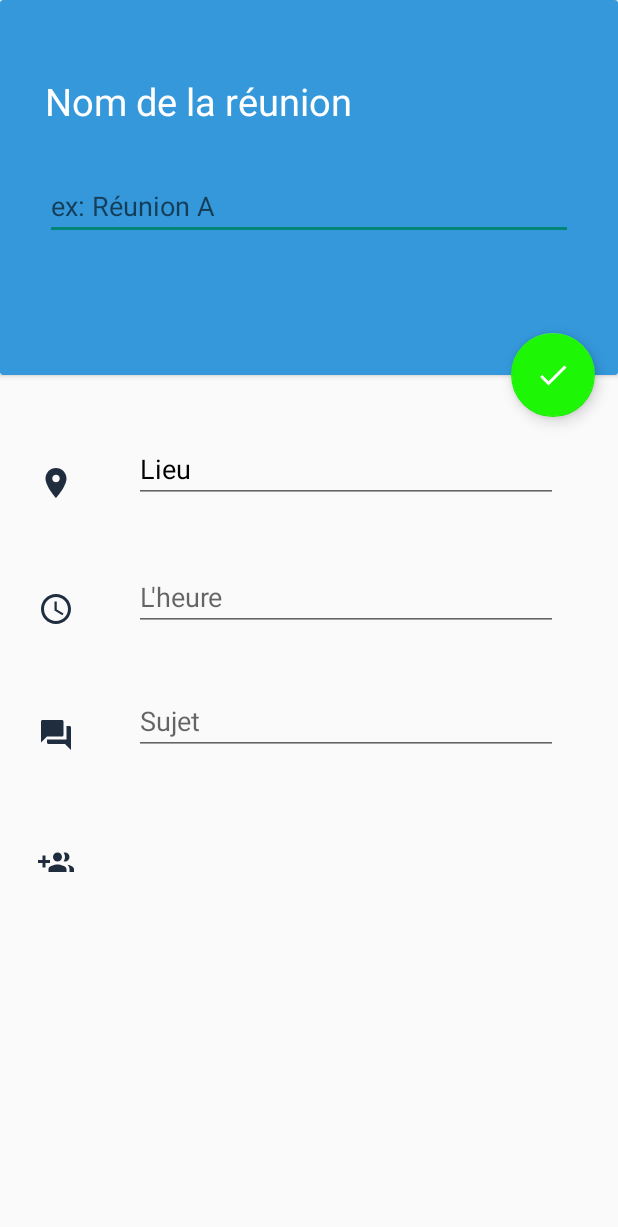
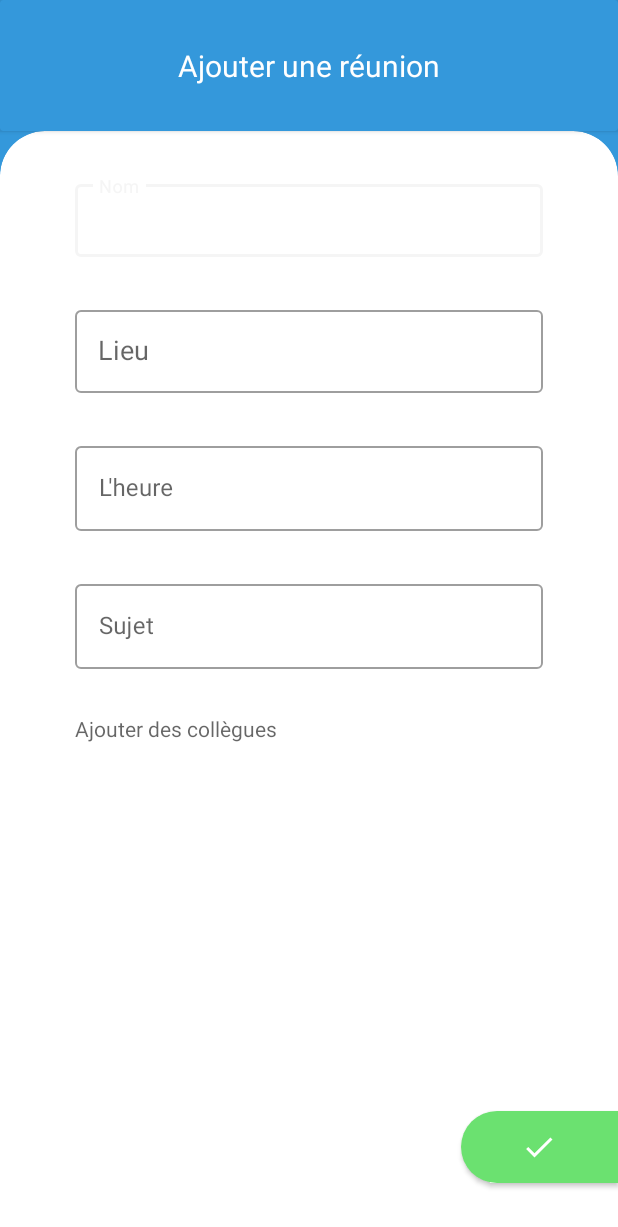
Before and after one commit to fouomene/Mareu, an Android app: the screen it shows after launch (AddMeetingActivity), after a tap on an icon or button, on a phone screen of 412 x 824 dp. Shown: the top 1227 px of the screen. Run offline under Robolectric (Android 15) with nearby library versions, the phone set to English and light mode, and no system bars; our stand-ins replace ButterKnife; libraries missing offline, so code that uses them is left out: com.hootsuite.nachos; plain views replace NachoTextView; 2 statements that could not run were skipped.

Commit message:
1.2.0 - New Design for AddMeetingActivity

```diff
--- a/app/build.gradle
+++ b/app/build.gradle
@@ -37,7 +37,7 @@ dependencies {
     testImplementation 'junit:junit:4.12'
     androidTestImplementation 'androidx.test.ext:junit:1.1.1'
     androidTestImplementation 'androidx.test.espresso:espresso-core:3.2.0'
-    implementation 'com.google.android.material:material:1.1.0'
+    implementation 'com.google.android.material:material:1.0.0-beta01'
 
     implementation 'com.jakewharton:butterknife:10.2.1'
     annotationProcessor 'com.jakewharton:butterknife-compiler:10.2.1'
--- a/app/src/main/java/com/developpeuseoc/mareu/model/CoWorker.java
+++ /dev/null
@@ -1,47 +0,0 @@
-package com.developpeuseoc.mareu.model;
-
-public class CoWorker {
-
-    private String avatarUrl;
-    private String name;
-    private String email;
-    private boolean isSelected;
-
-    public CoWorker(String avatarUrl, String name, String email) {
-        this.avatarUrl = avatarUrl;
-        this.name = name;
-        this.email = email;
-    }
-
-    public String getAvatarUrl() {
-        return avatarUrl;
-    }
-
-    public void setAvatarUrl(String avatarUrl) {
-        this.avatarUrl = avatarUrl;
-    }
-
-    public String getName() {
-        return name;
-    }
-
-    public void setName(String nom) {
-        this.name = name;
-    }
-
-    public String getEmail() {
-        return email;
-    }
-
-    public void setEmail(String email) {
-        this.email = email;
-    }
-
-    public void setSelected(boolean selected) {
-        isSelected = selected;
-    }
-
-    public boolean isSelected() {
-        return isSelected;
-    }
-}
--- a/app/src/main/java/com/developpeuseoc/mareu/model/Meeting.java
+++ b/app/src/main/java/com/developpeuseoc/mareu/model/Meeting.java
@@ -9,9 +9,9 @@ public class Meeting {
     private Date meetingTime;
     private String meetingPlace;
     private String topic;
-    private List<CoWorker> coWorkerList = new ArrayList<>();
+    private List<String> coWorkerList = new ArrayList<>();
 
-    public Meeting(Date meetingTime, String meetingPlace, String topic, List<CoWorker> coWorkerList) {
+    public Meeting(Date meetingTime, String meetingPlace, String topic, List<String> coWorkerList) {
         this.meetingTime = meetingTime;
         this.meetingPlace = meetingPlace;
         this.topic = topic;
@@ -42,11 +42,11 @@ public class Meeting {
         this.topic = topic;
     }
 
-    public List<CoWorker> getCoWorkerList() {
+    public List<String> getCoWorkerList() {
         return coWorkerList;
     }
 
-    public void setCoWorkerList(List<CoWorker> coWorkerList) {
+    public void setCoWorkerList(List<String> coWorkerList) {
         this.coWorkerList = coWorkerList;
     }
 }
--- a/app/src/main/java/com/developpeuseoc/mareu/service/ApiService.java
+++ b/app/src/main/java/com/developpeuseoc/mareu/service/ApiService.java
@@ -1,19 +1,9 @@
 package com.developpeuseoc.mareu.service;
-
-import com.developpeuseoc.mareu.model.CoWorker;
 
 import java.util.List;
 
 public interface ApiService {
 
-    public List<CoWorker> getCoWorkers();
-
-    public List<CoWorker> getCoWorkersToAdd();
-
-    public void addCoWorkersToAdd(CoWorker coWorker);
-
-    public void deleteCoWorkersToAdd(CoWorker coWorker);
-
-    public void initCoWorkersToAdd();
+    //Meeting
 
 }
--- a/app/src/main/java/com/developpeuseoc/mareu/service/FakeApiService.java
+++ b/app/src/main/java/com/developpeuseoc/mareu/service/FakeApiService.java
@@ -1,6 +1,5 @@
 package com.developpeuseoc.mareu.service;
 
-import com.developpeuseoc.mareu.model.CoWorker;
 import com.developpeuseoc.mareu.model.Meeting;
 
 import java.util.ArrayList;
@@ -8,37 +7,6 @@ import java.util.List;
 
 public class FakeApiService implements ApiService{
 
-    private List<CoWorker> coWorkers = FakeApiServiceGenerator.generateCoWorkers();
-    private List<Meeting> meetingList = new ArrayList<>();
-    private List<CoWorker> coWorkersToAdd = new ArrayList<>();
-
-    /**
-     * Return a list of {@link CoWorker}
-     * Those users must be generated by {@link FakeApiServiceGenerator}
-     */
-    @Override
-    public List<CoWorker> getCoWorkers() {
-        return coWorkers;
-    }
-
-    @Override
-    public List<CoWorker> getCoWorkersToAdd() {
-        return coWorkersToAdd;
-    }
-
-    @Override
-    public void addCoWorkersToAdd(CoWorker coWorker) {
-        coWorkersToAdd.add(coWorker);
-    }
-
-    @Override
-    public void deleteCoWorkersToAdd(CoWorker coWorker) {
-        coWorkersToAdd.remove(coWorker);
-    }
-
-    @Override
-    public void initCoWorkersToAdd() {
-        coWorkersToAdd.clear();
-    }
+    //private List<Meeting> meetingList = new ArrayList<>();
 
 }
--- a/app/src/main/java/com/developpeuseoc/mareu/service/FakeApiServiceGenerator.java
+++ b/app/src/main/java/com/developpeuseoc/mareu/service/FakeApiServiceGenerator.java
@@ -1,33 +1,10 @@
 package com.developpeuseoc.mareu.service;
-
-import com.developpeuseoc.mareu.model.CoWorker;
 
 import java.util.ArrayList;
 import java.util.Arrays;
-import java.util.HashMap;
 import java.util.List;
-import java.util.Map;
 
 public class FakeApiServiceGenerator {
-
-    public static List<CoWorker> DUMMY_COWORKERS = Arrays.asList(
-            new CoWorker("https://images.pexels.com/photos/937481/pexels-photo-937481.jpeg?auto=compress&cs=tinysrgb&dpr=2&h=650&w=940","Maxime", "maxime@lamzone.com"),
-            new CoWorker("https://images.pexels.com/photos/842567/pexels-photo-842567.jpeg?auto=compress&cs=tinysrgb&dpr=2&h=650&w=940","Paul", "paul@lamzone.com"),
-            new CoWorker("https://images.pexels.com/photos/1181690/pexels-photo-1181690.jpeg?auto=compress&cs=tinysrgb&dpr=1&w=500","Amandine", "amandine@lamzone.com"),
-            new CoWorker("https://images.pexels.com/photos/716411/pexels-photo-716411.jpeg?auto=compress&cs=tinysrgb&dpr=2&h=650&w=940","Alexandre", "alexandre@lamzone.com"),
-            new CoWorker("https://images.pexels.com/photos/1586996/pexels-photo-1586996.jpeg?auto=compress&cs=tinysrgb&dpr=1&w=500","Brice", "brice@lamzone.com"),
-            new CoWorker("https://images.pexels.com/photos/3785419/pexels-photo-3785419.jpeg?auto=compress&cs=tinysrgb&dpr=1&w=500","Caroline", "caroline@lamzone.com"),
-            new CoWorker("https://images.pexels.com/photos/3752859/pexels-photo-3752859.jpeg?auto=compress&cs=tinysrgb&dpr=2&h=650&w=940","Francis", "francis@lamzone.com"),
-            new CoWorker("https://images.pexels.com/photos/733872/pexels-photo-733872.jpeg?auto=compress&cs=tinysrgb&dpr=1&w=500","Alexandra", "alexandra@lamzone.com"),
-            new CoWorker("https://images.pexels.com/photos/1586973/pexels-photo-1586973.jpeg?auto=compress&cs=tinysrgb&dpr=1&w=500","Marie", "marie@lamzone.com"),
-            new CoWorker("https://images.pexels.com/photos/2381069/pexels-photo-2381069.jpeg?auto=compress&cs=tinysrgb&dpr=1&w=500","Laurine", "laurine@lamzone.com"),
-            new CoWorker("https://images.pexels.com/photos/840916/pexels-photo-840916.jpeg?auto=compress&cs=tinysrgb&dpr=1&w=500","Axel", "axel@lamzone.com"),
-            new CoWorker("https://images.pexels.com/photos/2216607/pexels-photo-2216607.jpeg?auto=compress&cs=tinysrgb&dpr=1&w=500","Steve", "steve@lamzone.com")
-    );
-
-    static List<CoWorker> generateCoWorkers() {
-        return new ArrayList<CoWorker>(DUMMY_COWORKERS);
-    }
 
     public static List<String> DUMMY_PLACES = Arrays.asList(
             "Soleil",
--- a/app/src/main/java/com/developpeuseoc/mareu/ui_meeting_list/AddMeetingActivity.java
+++ b/app/src/main/java/com/developpeuseoc/mareu/ui_meeting_list/AddMeetingActivity.java
@@ -2,74 +2,81 @@ package com.developpeuseoc.mareu.ui_meeting_list;
 
 import androidx.appcompat.app.AppCompatActivity;
 import androidx.core.app.ActivityCompat;
-import androidx.fragment.app.FragmentActivity;
 
 import android.app.Activity;
-import android.content.Context;
+import android.app.TimePickerDialog;
+import android.content.DialogInterface;
 import android.content.Intent;
 import android.os.Bundle;
 import android.view.View;
 import android.widget.ArrayAdapter;
 import android.widget.AutoCompleteTextView;
 import android.widget.Button;
-import android.widget.EditText;
-import android.widget.ListView;
+import android.widget.TimePicker;
 
-import com.developpeuseoc.mareu.DI.DI;
 import com.developpeuseoc.mareu.R;
-import com.developpeuseoc.mareu.model.CoWorker;
-import com.developpeuseoc.mareu.service.ApiService;
+import com.developpeuseoc.mareu.service.FakeApiService;
 import com.developpeuseoc.mareu.service.FakeApiServiceGenerator;
+import com.google.android.material.textfield.TextInputEditText;
 import com.hootsuite.nachos.NachoTextView;
 import com.hootsuite.nachos.terminator.ChipTerminatorHandler;
 
-import java.util.ArrayList;
-import java.util.Date;
-import java.util.List;
+import java.util.Calendar;
 
-import butterknife.BindView;
-import butterknife.ButterKnife;
+import static java.security.AccessController.getContext;
 
 public class AddMeetingActivity extends AppCompatActivity {
 
-    @BindView(R.id.nameMeetingEditText)
-    EditText nameMeetingEditText;
-
-    @BindView(R.id.placeAutoCompleteTextView)
-    AutoCompleteTextView placeAutoCompleteTextView;
-
-    @BindView(R.id.timeEditText)
-    EditText timeEditText;
-
-    @BindView(R.id.topicEditText)
-    EditText topicEditText;
-
-    @BindView(R.id.email_nacho_text_view)
+    TextInputEditText nameMeetingEditText;
+    AutoCompleteTextView autoCompleteTextView;
+    TextInputEditText timeEditText;
+    TextInputEditText topicEditText;
     NachoTextView emailNachoTextView;
-
-    List<CoWorker> coWorkerList_add = new ArrayList<>();
-
-    private Context mContext;
-    ApiService mApiService;
+    Button addNewMeetingButton;
 
     @Override
     protected void onCreate(Bundle savedInstanceState) {
         super.onCreate(savedInstanceState);
         setContentView(R.layout.activity_add_meeting);
-        ButterKnife.bind(this);
-        mApiService = DI.getCoWorkersApiService();
 
-        String nameMeeting = nameMeetingEditText.getText().toString();
+        //FindViewByID
+        nameMeetingEditText = findViewById(R.id.nameMeetingEditText);
+        autoCompleteTextView = findViewById(R.id.autoCompleteTextView);
+        timeEditText = findViewById(R.id.timeEditText);
+        topicEditText = findViewById(R.id.topicEditText);
+        emailNachoTextView = findViewById(R.id.email_nacho_text_view);
+        addNewMeetingButton = findViewById(R.id.addNewMeetingButton);
 
+        //New meeting
+
+        //AutoCompleteTextView
         ArrayAdapter<String> adapter = new ArrayAdapter<String>(this,
                 android.R.layout.simple_dropdown_item_1line, FakeApiServiceGenerator.DUMMY_PLACES);
-        placeAutoCompleteTextView.setAdapter(adapter);
+        autoCompleteTextView.setAdapter(adapter);
 
-        String placeMeeting = placeAutoCompleteTextView.getText().toString();
-        String timeMeeting = timeEditText.getText().toString();
-        String topicMeeting = topicEditText.getText().toString();
+        //Email
+        emailNachoTextView.addChipTerminator('\n', ChipTerminatorHandler.BEHAVIOR_CHIPIFY_ALL);
 
-        emailNachoTextView.addChipTerminator('\n', ChipTerminatorHandler.BEHAVIOR_CHIPIFY_ALL);
+        //Time
+        timeEditText.setOnClickListener(new View.OnClickListener() {
+            @Override
+            public void onClick(View v) {
+                // TODO Auto-generated method stub
+                Calendar mcurrentTime = Calendar.getInstance();
+                int hour = mcurrentTime.get(Calendar.HOUR_OF_DAY);
+                int minute = mcurrentTime.get(Calendar.MINUTE);
+                TimePickerDialog mTimePicker;
+                mTimePicker = new TimePickerDialog(AddMeetingActivity.this, new TimePickerDialog.OnTimeSetListener() {
+                    @Override
+                    public void onTimeSet(TimePicker timePicker, int selectedHour, int selectedMinute) {
+                        timeEditText.setText( selectedHour + ":" + selectedMinute);
+                    }
+                }, hour, minute, true);//Yes 24 hour time
+                mTimePicker.setTitle("Select Time");
+                mTimePicker.show();
+
+            }
+        });
     }
 
     /**
--- /dev/null
+++ b/app/src/main/res/drawable/btn_capsule_shape.xml
@@ -0,0 +1,13 @@
+<?xml version="1.0" encoding="utf-8"?>
+<shape xmlns:android="http://schemas.android.com/apk/res/android"
+    android:shape="rectangle">
+
+    <corners
+        android:bottomLeftRadius="30dp"
+        android:topLeftRadius="30dp" />
+
+    <solid android:color="#6BE170" />
+
+
+
+</shape>
--- /dev/null
+++ b/app/src/main/res/drawable/color_backgroud_drawable.xml
@@ -0,0 +1,17 @@
+<?xml version="1.0" encoding="utf-8"?>
+<layer-list xmlns:android="http://schemas.android.com/apk/res/android" >
+    <item android:bottom="20dp">
+        <shape android:shape="rectangle" >
+            <size android:height="100dp" />
+            <solid android:color="@color/colorPrimary" />
+        </shape>
+    </item>
+
+    <item android:top="300dp">
+        <shape android:shape="rectangle" >
+            <size android:height="10dp" />
+            <solid android:color="#ffffff" />
+        </shape>
+    </item>
+
+</layer-list>
--- /dev/null
+++ b/app/src/main/res/drawable/top_radius_cardview_shape.xml
@@ -0,0 +1,8 @@
+<?xml version="1.0" encoding="utf-8"?>
+<shape xmlns:android="http://schemas.android.com/apk/res/android">
+    <corners
+        android:bottomLeftRadius="30dp"
+        android:bottomRightRadius="30dp"
+        android:topLeftRadius="30dp"
+        android:topRightRadius="30dp" />
+</shape>
--- a/app/src/main/res/layout/activity_add_meeting.xml
+++ b/app/src/main/res/layout/activity_add_meeting.xml
@@ -1,23 +1,20 @@
 <?xml version="1.0" encoding="utf-8"?>
-<androidx.coordinatorlayout.widget.CoordinatorLayout
+<LinearLayout
     xmlns:android="http://schemas.android.com/apk/res/android"
     xmlns:app="http://schemas.android.com/apk/res-auto"
     xmlns:tools="http://schemas.android.com/tools"
     android:layout_width="match_parent"
     android:layout_height="match_parent"
     android:orientation="vertical"
+    android:background="@drawable/color_backgroud_drawable"
     tools:context=".ui_meeting_list.AddMeetingActivity">
-
-    <RelativeLayout
-        android:id="@+id/linearLayout"
-        android:layout_width="match_parent"
-        android:layout_height="match_parent">
 
     <androidx.cardview.widget.CardView
         android:id="@+id/nameMeetingCardView"
         android:layout_width="match_parent"
-            android:layout_height="250dp"
-            android:backgroundTint="@color/colorPrimary">
+        android:layout_height="wrap_content"
+        android:backgroundTint="@color/colorPrimary"
+        >
 
         <LinearLayout
             android:layout_width="match_parent"
@@ -27,117 +24,115 @@
             <TextView
                 android:layout_width="wrap_content"
                 android:layout_height="wrap_content"
-                    android:layout_marginLeft="30dp"
-                    android:layout_marginTop="50dp"
-                    android:text="Nom de la réunion"
-                    android:textColor="#fff"
-                    android:textSize="25sp" />
-
-                <EditText
-                    android:id="@+id/nameMeetingEditText"
-                    android:layout_width="match_parent"
-                    android:layout_height="wrap_content"
-                    android:layout_margin="30dp"
-                    android:ems="10"
-                    android:hint="@string/reunionA"
-                    android:inputType="textPersonName" />
+                android:text="Ajouter une réunion"
+                android:textSize="20dp"
+                android:layout_gravity="center"
+                android:layout_marginTop="30dp"
+                android:layout_marginBottom="30dp"
+                android:textColor="#fff"/>
 
 
         </LinearLayout>
     </androidx.cardview.widget.CardView>
 
+    <androidx.cardview.widget.CardView
+        android:layout_width="match_parent"
+        android:layout_height="match_parent"
+        app:cardCornerRadius="30dp"
+        app:cardElevation="0dp">
 
-        <ImageView
-            android:id="@+id/placeImageView"
-            android:layout_width="wrap_content"
-            android:layout_height="wrap_content"
-            android:src="@drawable/ic_place_black_24dp"
-            android:layout_below="@id/nameMeetingCardView"
-            android:layout_marginTop="60dp"
-            android:layout_marginLeft="25dp"/>
+        <LinearLayout
+            android:layout_width="match_parent"
+            android:layout_height="match_parent"
+            android:orientation="vertical">
 
-        <androidx.appcompat.widget.AppCompatAutoCompleteTextView
-            android:id="@+id/placeAutoCompleteTextView"
+            <com.google.android.material.textfield.TextInputLayout
                 android:layout_width="match_parent"
                 android:layout_height="wrap_content"
-            android:textColor="#000000"
-            android:textColorHint="#000000"
+                android:layout_marginLeft="50dp"
+                android:layout_marginTop="30dp"
+                android:layout_marginRight="50dp"
+                android:hint="@string/nameMeeting"
+                android:theme="@style/TextInputLayoutStyle"
+                style="@style/Widget.MaterialComponents.TextInputLayout.OutlinedBox.Dense">
+
+                <com.google.android.material.textfield.TextInputEditText
+                    android:id="@+id/nameMeetingEditText"
+                    android:layout_width="match_parent"
+                    android:layout_height="wrap_content"
+                    />
+            </com.google.android.material.textfield.TextInputLayout>
+
+            <com.google.android.material.textfield.TextInputLayout
+                android:layout_width="match_parent"
+                android:layout_height="wrap_content"
+                android:layout_marginLeft="50dp"
+                android:layout_marginTop="30dp"
+                android:layout_marginRight="50dp"
                 android:hint="@string/place"
-            android:layout_margin="40dp"
-            android:layout_toRightOf="@id/placeImageView"
-            android:layout_below="@id/nameMeetingCardView"/>
+                style="@style/Widget.MaterialComponents.TextInputLayout.OutlinedBox">
 
-        <ImageView
-            android:id="@+id/timeImageView"
-            android:layout_width="wrap_content"
+                <AutoCompleteTextView
+                    android:id="@+id/autoCompleteTextView"
+                    android:layout_width="match_parent"
                     android:layout_height="wrap_content"
-            android:src="@drawable/ic_access_time_black_24dp"
-            android:layout_below="@id/placeImageView"
-            android:layout_marginTop="60dp"
-            android:layout_marginLeft="25dp"/>
+                    android:padding="15dp" />
 
+            </com.google.android.material.textfield.TextInputLayout>
 
-        <EditText
+            <com.google.android.material.textfield.TextInputLayout
+                style="@style/Widget.MaterialComponents.TextInputLayout.OutlinedBox"
+                android:layout_width="match_parent"
+                android:layout_height="wrap_content"
+                android:layout_marginLeft="50dp"
+                android:layout_marginTop="30dp"
+                android:layout_marginRight="50dp"
+                android:hint="@string/time">
+
+                <com.google.android.material.textfield.TextInputEditText
                     android:id="@+id/timeEditText"
                     android:layout_width="match_parent"
+                    android:layout_height="wrap_content" />
+            </com.google.android.material.textfield.TextInputLayout>
+
+            <com.google.android.material.textfield.TextInputLayout
+                style="@style/Widget.MaterialComponents.TextInputLayout.OutlinedBox"
+                android:layout_width="match_parent"
                 android:layout_height="wrap_content"
-            android:inputType="time"
-            android:hint="@string/time"
-            android:layout_marginLeft="40dp"
-            android:layout_marginRight="40dp"
-            android:layout_toRightOf="@+id/timeImageView"
-            android:layout_below="@id/placeAutoCompleteTextView"/>
+                android:layout_marginLeft="50dp"
+                android:layout_marginTop="30dp"
+                android:layout_marginRight="50dp"
+                android:hint="@string/topic">
 
-
-        <ImageView
-            android:id="@+id/subjectImageView"
-            android:layout_width="wrap_content"
-            android:layout_height="wrap_content"
-            android:src="@drawable/ic_forum_black_24dp"
-            android:layout_below="@id/timeImageView"
-            android:layout_marginTop="60dp"
-            android:layout_marginLeft="25dp"/>
-
-        <EditText
+                <com.google.android.material.textfield.TextInputEditText
                     android:id="@+id/topicEditText"
                     android:layout_width="match_parent"
-            android:layout_height="wrap_content"
-            android:layout_marginTop="40dp"
-            android:layout_marginLeft="40dp"
-            android:layout_marginRight="40dp"
-            android:hint="@string/topic"
-            android:layout_below="@id/timeImageView"
-            android:layout_toRightOf="@id/subjectImageView" />
-
-        <ImageView
-            android:id="@+id/emailsImageView"
-            android:layout_width="wrap_content"
-            android:layout_height="wrap_content"
-            android:src="@drawable/ic_group_add_black_24dp"
-            android:layout_below="@id/topicEditText"
-            android:layout_marginTop="60dp"
-            android:layout_marginLeft="25dp"/>
+                    android:layout_height="wrap_content" />
+            </com.google.android.material.textfield.TextInputLayout>
 
             <com.hootsuite.nachos.NachoTextView
                 android:id="@+id/email_nacho_text_view"
                 android:layout_width="match_parent"
                 android:layout_height="wrap_content"
-            android:layout_marginTop="40dp"
-            android:layout_marginLeft="40dp"
-            android:layout_marginRight="40dp"
-            android:layout_below="@id/subjectImageView"
-            android:layout_toRightOf="@id/emailsImageView"/>
+                android:layout_marginLeft="50dp"
+                android:layout_marginTop="30dp"
+                android:layout_marginRight="50dp"
+                android:hint="@string/addCoWorkers"/>
 
-    </RelativeLayout>
+        </LinearLayout>
 
-    <com.google.android.material.floatingactionbutton.FloatingActionButton
-        android:id="@+id/add_list_meeting"
+
+        <Button
+            android:id="@+id/addNewMeetingButton"
             android:layout_width="wrap_content"
             android:layout_height="wrap_content"
-        android:src="@drawable/ic_check_white_24dp"
-        app:backgroundTint="#1DF605"
-        android:layout_margin="15dp"
-        app:layout_anchor="@id/nameMeetingCardView"
-        app:layout_anchorGravity="bottom|end|right"/>
+            android:background="@drawable/btn_capsule_shape"
+            android:drawableStart="@drawable/ic_check_white_24dp"
+            android:drawablePadding="5dp"
+            android:paddingLeft="40dp"
+            android:paddingRight="35dp"
+            android:layout_gravity="bottom|right"
+            android:layout_marginBottom="35dp"/>
+    </androidx.cardview.widget.CardView>
 
-</androidx.coordinatorlayout.widget.CoordinatorLayout>
+</LinearLayout>
--- a/app/src/main/res/values/colors.xml
+++ b/app/src/main/res/values/colors.xml
@@ -4,4 +4,6 @@
     <color name="colorPrimaryDark">#21618C</color>
     <color name="colorAccent">#03DAC5</color>
     <color name="chipIconTint">#878C8B</color>
+    <color name="mtrl_textinput_default_box_stroke_color">#B3B6B7</color>
+
 </resources>
--- a/app/src/main/res/values/strings.xml
+++ b/app/src/main/res/values/strings.xml
@@ -8,4 +8,5 @@
 
     <!-- TODO: Remove or change this placeholder text -->
     <string name="hello_blank_fragment">Hello blank fragment</string>
+    <string name="nameMeeting">Nom</string>
 </resources>
--- a/app/src/main/res/values/styles.xml
+++ b/app/src/main/res/values/styles.xml
@@ -8,4 +8,8 @@
         <item name="colorAccent">@color/colorAccent</item>
     </style>
 
+    <style name="TextInputLayoutStyle" parent="Widget.MaterialComponents.TextInputLayout.OutlinedBox.Dense">
+        <item name="boxStrokeColor">#B3B6B7</item>
+        <item name="boxStrokeWidth">2dp</item>
+    </style>
 </resources>
```
Lines whose indentation alone changed are shown as unchanged.
